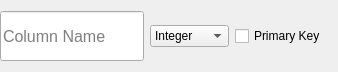
Before: the Qt Designer form forms/column_widget.ui in wnkbll/database-viewer, drawn with Qt 5.
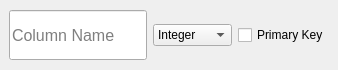
After: the same form once the commit is applied.

```diff
--- a/forms/column_widget.ui
+++ b/forms/column_widget.ui
@@ -7,7 +7,7 @@
     <x>0</x>
     <y>0</y>
     <width>338</width>
-    <height>72</height>
+    <height>70</height>
    </rect>
   </property>
   <property name="windowTitle">
@@ -16,9 +16,9 @@
   <widget class="QWidget" name="layoutWidget">
    <property name="geometry">
     <rect>
-     <x>0</x>
-     <y>10</y>
-     <width>326</width>
+     <x>9</x>
+     <y>9</y>
+     <width>320</width>
      <height>52</height>
     </rect>
    </property>
```
Left out of the diff: 8 changed lines with no effect on the pictures.
